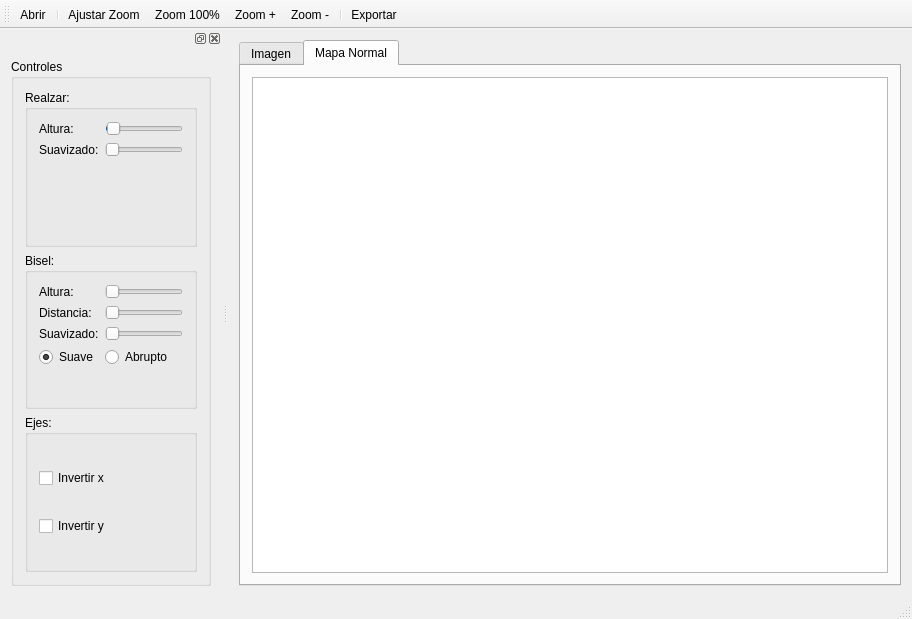
Above: mainwindow.ui from azagaya/laigter before the change. Below: the same form after it.
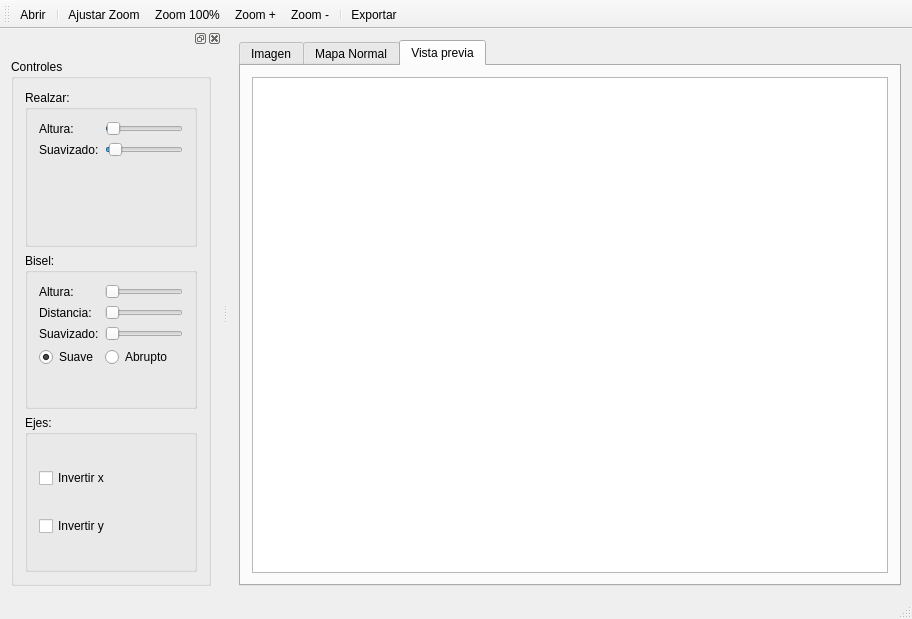
That is the form after the change. The open tabs and pages were chosen to show the change. Custom widgets are drawn as their Qt base class.

```diff
--- a/mainwindow.ui
+++ b/mainwindow.ui
@@ -40,6 +40,16 @@
         </item>
        </layout>
       </widget>
+      <widget class="QWidget" name="tab_3">
+       <attribute name="title">
+        <string>Vista previa</string>
+       </attribute>
+       <layout class="QGridLayout" name="gridLayout_9">
+        <item row="0" column="0">
+         <widget class="QGraphicsView" name="graphicsView"/>
+        </item>
+       </layout>
+      </widget>
      </widget>
     </item>
    </layout>
@@ -130,10 +140,10 @@
              <item row="1" column="1">
               <widget class="QSlider" name="normalBlurSlider">
                <property name="minimum">
-                <number>1</number>
+                <number>0</number>
                </property>
                <property name="maximum">
-                <number>21</number>
+                <number>20</number>
                </property>
                <property name="singleStep">
                 <number>2</number>
```
Left out of the diff: 9 changed lines with no effect on the pictures.
